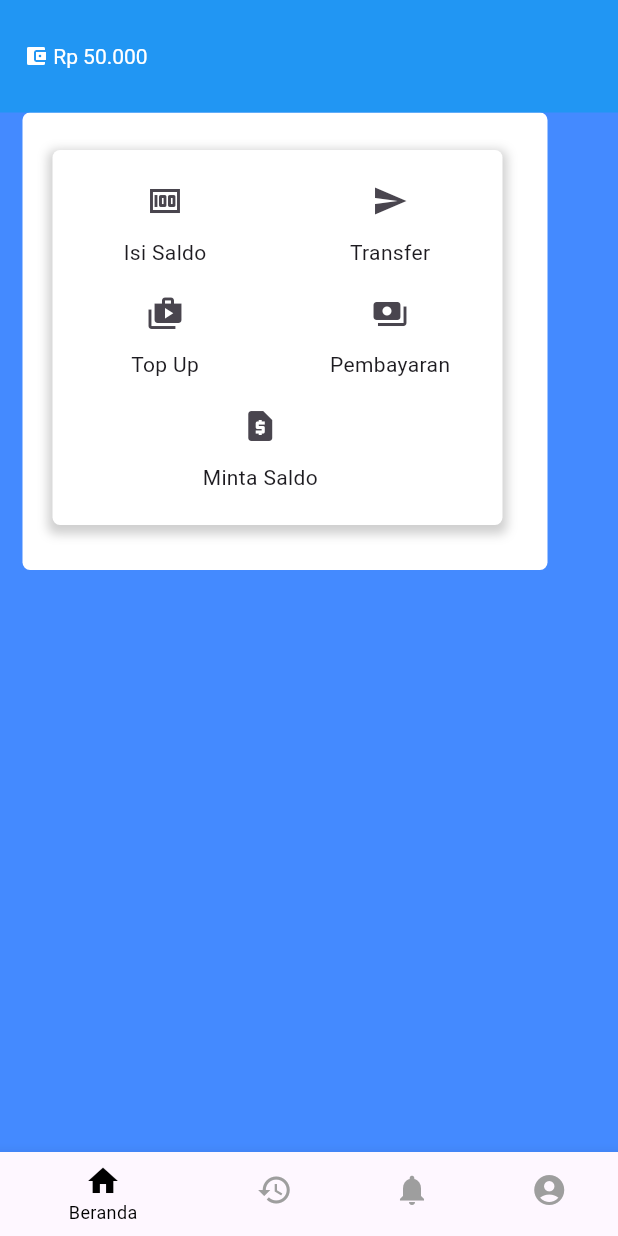
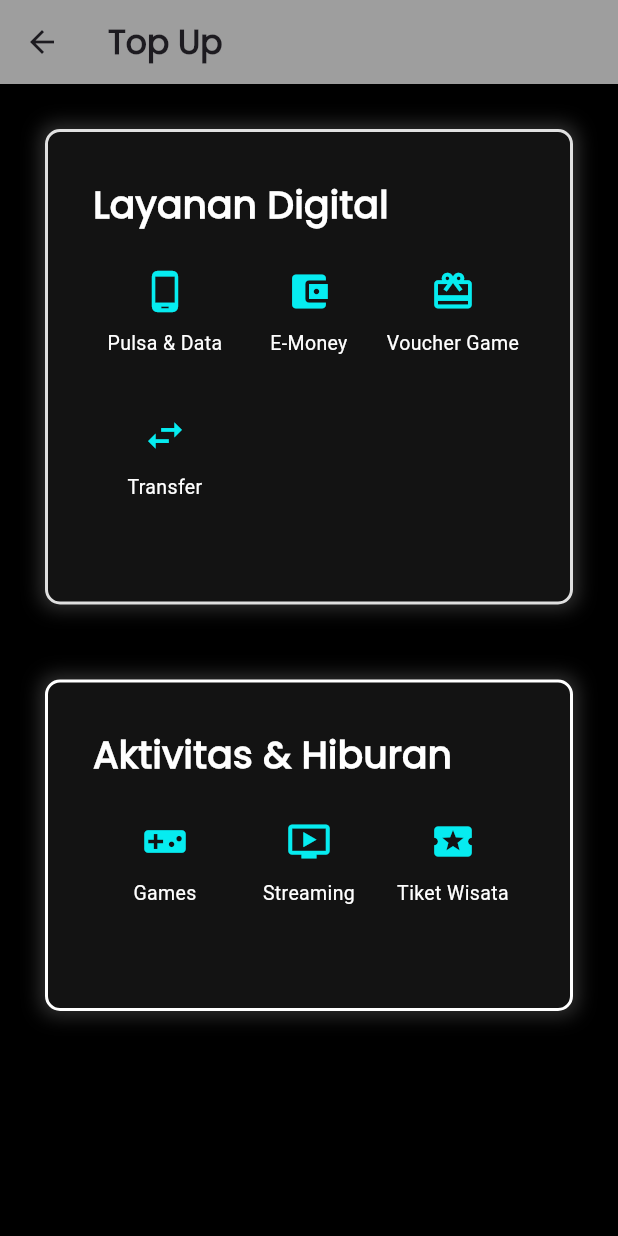
Before and after one commit to MarKarl30/UTS_MobileProg, a Flutter app: the screen it shows after launch, after a tap on the "shop 2" icon, on a phone screen of 412 x 824 dp. Run offline on Flutter 3.47's test engine with Material 3 defaults, Android fonts, the phone set to English and light mode, and no system bars; network calls fail.

Commit message:
Membuat screen untuk fitur top-up (termasuk topup pulsa-data dan games)

```diff
--- a/lib/screens/home_screen.dart
+++ b/lib/screens/home_screen.dart
@@ -1,4 +1,5 @@
 import 'package:flutter/material.dart';
+import 'package:midterm_project/top-up/top_up_screen.dart';
 
 import 'payment_screen.dart';
 
@@ -84,7 +85,13 @@ class HomeScreen extends StatelessWidget {
                             mainAxisSize: MainAxisSize.min,
                             children: [
                               IconButton(
-                                  onPressed: () {},
+                                  onPressed: () {
+                                    Navigator.push(
+                                      context,
+                                      MaterialPageRoute(
+                                          builder: (context) => TopUpScreen()),
+                                    );
+                                  },
                                   icon: const Icon(Icons.shop_2)),
                               const Text('Top Up')
                             ],
--- /dev/null
+++ b/lib/top-up/top_up_screen.dart
@@ -0,0 +1,148 @@
+import 'package:flutter/material.dart';
+import 'package:midterm_project/top-up/pulsa-data/pulsa_data_screen.dart';
+import 'package:midterm_project/top-up/games/games_screen.dart';
+
+class TopUpScreen extends StatelessWidget {
+  const TopUpScreen({super.key});
+
+  @override
+  Widget build(BuildContext context) {
+    return Scaffold(
+      appBar: AppBar(
+        title: const Text("Top Up",
+            style: TextStyle(
+              fontFamily: 'Poppins',
+              fontWeight: FontWeight.w800,
+            )),
+        backgroundColor: const Color.fromARGB(255, 158, 158, 158),
+      ),
+      backgroundColor: Colors.black,
+      body: Padding(
+        padding: const EdgeInsets.all(30.0),
+        child: ListView(
+          children: [
+            // Container untuk layanan digital
+            Container(
+              margin: const EdgeInsets.only(bottom: 50.0),
+              padding: const EdgeInsets.all(30.0),
+              decoration: BoxDecoration(
+                color: const Color.fromARGB(255, 19, 19, 19),
+                border: Border.all(color: Colors.grey.shade300, width: 2),
+                borderRadius: BorderRadius.circular(10.0),
+                boxShadow: [
+                  BoxShadow(
+                    color: const Color.fromARGB(255, 158, 158, 158)
+                        .withOpacity(0.3),
+                    spreadRadius: 3,
+                    blurRadius: 10,
+                  ),
+                ],
+              ),
+              child: Column(
+                crossAxisAlignment: CrossAxisAlignment.start,
+                children: [
+                  const Text(
+                    "Layanan Digital",
+                    style: TextStyle(
+                        fontFamily: 'Poppins',
+                        fontSize: 25,
+                        fontWeight: FontWeight.bold,
+                        color: Color.fromARGB(255, 255, 255, 255)),
+                  ),
+                  const SizedBox(height: 25.0),
+                  GridView.count(
+                    crossAxisCount: 3,
+                    shrinkWrap: true,
+                    physics: const NeverScrollableScrollPhysics(),
+                    children: [
+                      GestureDetector(
+                        onTap: () {
+                          Navigator.push(
+                            context,
+                            MaterialPageRoute(
+                                builder: (context) => PulsaDataTopUpScreen()),
+                          );
+                        },
+                        child: topUpItem(Icons.phone_android, 'Pulsa & Data'),
+                      ),
+                      topUpItem(Icons.account_balance_wallet, 'E-Money'),
+                      topUpItem(Icons.card_giftcard, 'Voucher Game'),
+                      topUpItem(Icons.swap_horiz, 'Transfer'),
+                    ],
+                  ),
+                ],
+              ),
+            ),
+            // Box untuk kategori Aktivitas & Hiburan
+            Container(
+              margin: const EdgeInsets.only(bottom: 40.0),
+              padding: const EdgeInsets.all(30.0),
+              decoration: BoxDecoration(
+                color: const Color.fromARGB(255, 19, 19, 19),
+                border: Border.all(
+                    color: const Color.fromARGB(255, 255, 255, 255), width: 2),
+                borderRadius: BorderRadius.circular(10.0),
+                boxShadow: [
+                  BoxShadow(
+                    color: Colors.grey.withOpacity(0.3),
+                    spreadRadius: 3,
+                    blurRadius: 10,
+                  ),
+                ],
+              ),
+              child: Column(
+                crossAxisAlignment: CrossAxisAlignment.start,
+                children: [
+                  const Text(
+                    "Aktivitas & Hiburan",
+                    style: TextStyle(
+                        fontSize: 25,
+                        fontWeight: FontWeight.bold,
+                        fontFamily: 'Poppins',
+                        color: Color.fromARGB(255, 255, 255, 255)),
+                  ),
+                  const SizedBox(height: 25.0),
+                  GridView.count(
+                    crossAxisCount: 3,
+                    shrinkWrap: true,
+                    physics: const NeverScrollableScrollPhysics(),
+                    children: [
+                      GestureDetector(
+                        onTap: () {
+                          Navigator.push(
+                            context,
+                            MaterialPageRoute(
+                                builder: (context) => const GamesTopUpScreen()),
+                          );
+                        },
+                        child: topUpItem(Icons.videogame_asset, 'Games'),
+                      ),
+                      topUpItem(Icons.ondemand_video, 'Streaming'),
+                      topUpItem(Icons.local_activity, 'Tiket Wisata'),
+                    ],
+                  ),
+                ],
+              ),
+            ),
+          ],
+        ),
+      ),
+    );
+  }
+
+  Widget topUpItem(IconData iconData, String label) {
+    return Column(
+      mainAxisSize: MainAxisSize.min,
+      children: [
+        Icon(iconData, size: 30, color: const Color.fromARGB(255, 6, 236, 240)),
+        const SizedBox(height: 10),
+        Text(label,
+            textAlign: TextAlign.center,
+            style: TextStyle(
+              color: Colors.white,
+              fontSize: 13,
+            )),
+      ],
+    );
+  }
+}
```
Also changed, not shown: lib/top-up/games/games_screen.dart (added, +73 -0 lines), lib/top-up/pulsa-data/pulsa_data_screen.dart (added, +188 -0 lines), pubspec.yaml (+14 -10 lines), assets/images/free_fire.png (added), assets/images/genshin_impact.png (added), assets/images/growtopia.png (added), assets/images/honkai_impact.png (added), assets/images/honor_of_kings.png (added), assets/images/mobile_legends.png (added), assets/images/pubg.png (added), fonts/Poppins-Regular.ttf (added), pubspec.lock.
